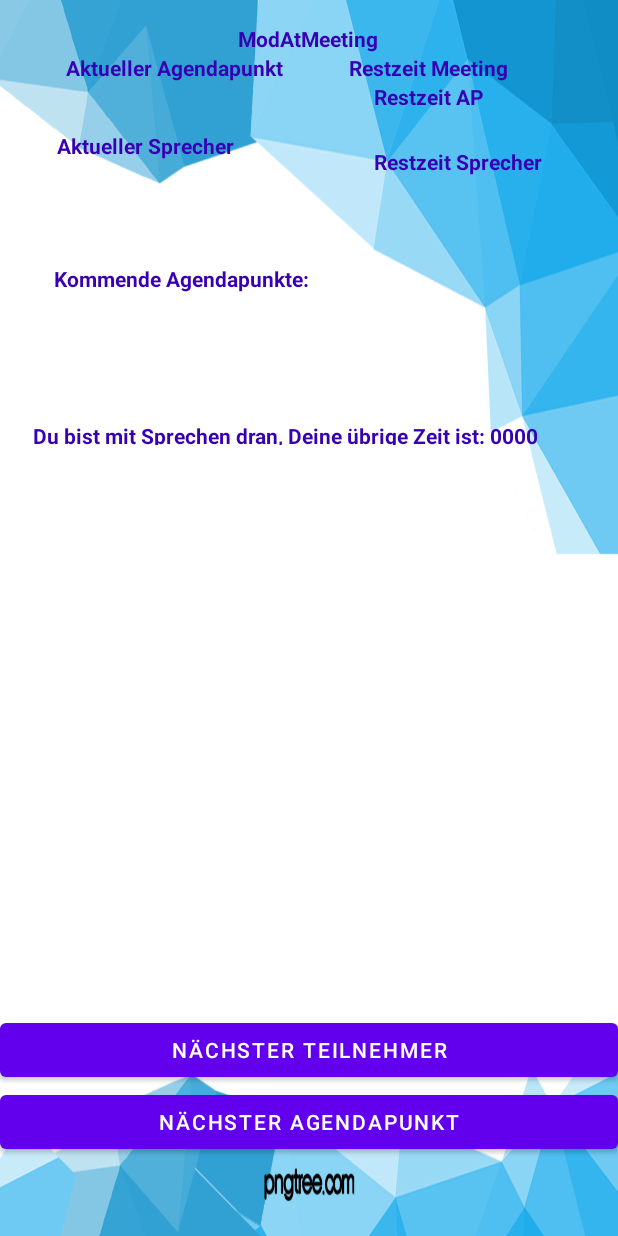
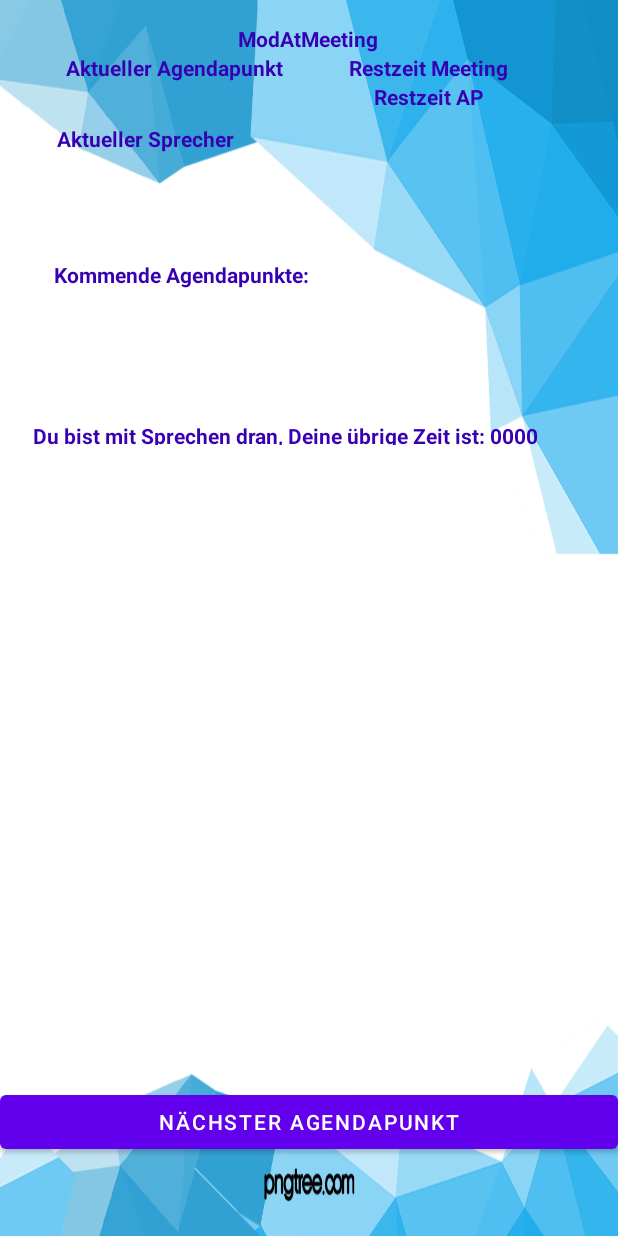
Before and after one commit to StudentM3k1/MeetingModerator, an Android app: the layout act_mod_at_meeting.xml on its own in the app's theme, with its tools: preview values and no code run, on a phone screen of 412 x 824 dp. Run offline under Robolectric (Android 15) with nearby library versions, the phone set to English and light mode, and no system bars.

Commit message:
Bughunting & Meetingablauf impl

```diff
--- a/App/app/src/main/AndroidManifest.xml
+++ b/App/app/src/main/AndroidManifest.xml
@@ -23,6 +23,7 @@
         <activity android:name=".activities.Act_addParticipant"/>
         <activity android:name=".activities.Act_Agenda"/>
         <activity android:name=".activities.Act_CreateMeeting"/>
+        <activity android:name=".activities.Act_MeetingBeendet"/>
         <activity android:name=".activities.Act_MeetingSettings"/>
         <activity android:name=".activities.Act_ModAtMeeting"/>
         <activity android:name=".activities.Act_ModPreMeeting"/>
@@ -30,9 +31,6 @@
         <activity android:name=".activities.Act_VoyAtMeeting"/>
         <activity android:name=".activities.Act_Welcome"/>
 
-
-
-
     </application>
 
 </manifest>
--- a/App/app/src/main/java/de/iubh/meetingmoderatorapp/activities/Act_MeetingBeendet.java
+++ b/App/app/src/main/java/de/iubh/meetingmoderatorapp/activities/Act_MeetingBeendet.java
@@ -13,7 +13,7 @@ public class Act_MeetingBeendet extends AppCompatActivity {
     @Override
     protected void onCreate(Bundle savedInstanceState) {
         super.onCreate(savedInstanceState);
-        setContentView(R.layout.act_id_eingabe);
+        setContentView(R.layout.act_meeting_beendet);
         AndroidThreeTen.init(this);
 
 
--- a/App/app/src/main/java/de/iubh/meetingmoderatorapp/activities/Act_VoyAtMeeting.java
+++ b/App/app/src/main/java/de/iubh/meetingmoderatorapp/activities/Act_VoyAtMeeting.java
@@ -12,7 +12,7 @@ public class Act_VoyAtMeeting extends AppCompatActivity {
     @Override
     protected void onCreate(Bundle savedInstanceState) {
         super.onCreate(savedInstanceState);
-        setContentView(R.layout.act_parti_at_meeting);
+        setContentView(R.layout.act_voy_at_meeting);
         AndroidThreeTen.init(this);
 
 
--- a/App/app/src/main/res/layout/act_mod_at_meeting.xml
+++ b/App/app/src/main/res/layout/act_mod_at_meeting.xml
@@ -22,7 +22,7 @@
         app:layout_constraintTop_toTopOf="parent" />
 
     <TextView
-        android:id="@+id/aktuAPMod"
+        android:id="@+id/txtAktuAPMod"
         android:layout_width="wrap_content"
         android:layout_height="wrap_content"
         android:text="Aktueller Agendapunkt"
@@ -42,10 +42,9 @@
         android:textColor="@color/design_default_color_primary_variant"
         android:textSize="14sp"
         android:textStyle="bold"
-        app:layout_constraintBottom_toBottomOf="@+id/txtModVerbleibendeSprechZeit"
-        app:layout_constraintEnd_toEndOf="@+id/aktuAPMod"
-        app:layout_constraintStart_toStartOf="@+id/aktuAPMod"
-        app:layout_constraintTop_toBottomOf="@+id/aktuAPMod" />
+        app:layout_constraintEnd_toEndOf="@+id/txtAktuAPMod"
+        app:layout_constraintStart_toStartOf="@+id/txtAktuAPMod"
+        app:layout_constraintTop_toBottomOf="@+id/txtAktuAPMod" />
 
     <TextView
         android:id="@+id/txtModVerbleibendeGesamtzeit"
@@ -71,22 +70,8 @@
         app:layout_constraintStart_toStartOf="@+id/txtModVerbleibendeGesamtzeit"
         app:layout_constraintTop_toBottomOf="@+id/txtModVerbleibendeGesamtzeit" />
 
-    <TextView
-        android:id="@+id/txtModVerbleibendeSprechZeit"
-        android:layout_width="wrap_content"
-        android:layout_height="wrap_content"
-        android:layout_marginTop="24dp"
-        android:text="Restzeit Sprecher"
-        android:textColor="@color/design_default_color_primary_variant"
-        android:textSize="14sp"
-        android:textStyle="bold"
-        app:layout_constraintHorizontal_bias="0.0"
-        app:layout_constraintEnd_toEndOf="@+id/txtModVerbleibendeAPZeit"
-        app:layout_constraintStart_toStartOf="@+id/txtModVerbleibendeAPZeit"
-        app:layout_constraintTop_toBottomOf="@+id/txtModVerbleibendeAPZeit" />
-
     <Button
-        android:id="@+id/btnModSprechenBeenden"
+        android:id="@+id/btnModNExt"
         android:layout_width="match_parent"
         android:layout_height="wrap_content"
         android:layout_marginBottom="52dp"
@@ -96,22 +81,12 @@
         app:layout_constraintHorizontal_bias="1.0"
         app:layout_constraintStart_toStartOf="parent" />
 
-    <Button
-        android:id="@+id/btnModSprechenStarten"
-        android:layout_width="match_parent"
-        android:layout_height="wrap_content"
-        android:text="nächster Teilnehmer"
-        app:layout_constraintBottom_toTopOf="@+id/btnModSprechenBeenden"
-        app:layout_constraintEnd_toEndOf="parent"
-        app:layout_constraintHorizontal_bias="0.0"
-        app:layout_constraintStart_toStartOf="parent" />
-
     <androidx.recyclerview.widget.RecyclerView
-        android:id="@+id/recyPartiPreMeetingMod"
+        android:id="@+id/recyAPModAtMeeting"
         android:layout_width="367dp"
         android:layout_height="331dp"
         android:layout_marginBottom="60dp"
-        app:layout_constraintBottom_toTopOf="@+id/btnModSprechenBeenden"
+        app:layout_constraintBottom_toTopOf="@+id/btnModNExt"
         app:layout_constraintEnd_toEndOf="parent"
         app:layout_constraintHorizontal_bias="0.454"
         app:layout_constraintStart_toStartOf="parent" />
@@ -139,7 +114,7 @@
         android:textColor="@color/design_default_color_primary_variant"
         android:textSize="14sp"
         android:textStyle="bold"
-        app:layout_constraintBottom_toTopOf="@+id/recyPartiPreMeetingMod"
+        app:layout_constraintBottom_toTopOf="@+id/recyAPModAtMeeting"
         app:layout_constraintEnd_toEndOf="parent"
         app:layout_constraintHorizontal_bias="0.478"
         app:layout_constraintStart_toStartOf="parent" />
@@ -151,6 +126,6 @@
         android:orientation="vertical"
         app:layout_constraintEnd_toEndOf="parent"
         app:layout_constraintStart_toStartOf="parent"
-        app:layout_constraintTop_toBottomOf="@+id/btnModSprechenBeenden"></LinearLayout>
+        app:layout_constraintTop_toBottomOf="@+id/btnModNExt"></LinearLayout>
 
 </androidx.constraintlayout.widget.ConstraintLayout>
--- a/App/app/src/main/res/layout/act_welcome_scree.xml
+++ b/App/app/src/main/res/layout/act_welcome_scree.xml
@@ -22,7 +22,7 @@
 
     <androidx.recyclerview.widget.RecyclerView
         android:id="@+id/recyTeilnehmerliste"
-        android:layout_width="361dp"
+        android:layout_width="0dp"
         android:layout_height="wrap_content"
         app:layout_constraintBottom_toBottomOf="parent"
         app:layout_constraintEnd_toEndOf="parent"
```
Also changed, not shown: App/app/src/main/java/de/iubh/meetingmoderatorapp/activities/Act_IDEingabe.java (+11 -9 lines), App/app/src/main/java/de/iubh/meetingmoderatorapp/activities/Act_ModAtMeeting.java (+46 -69 lines), App/app/src/main/java/de/iubh/meetingmoderatorapp/activities/Act_ModPreMeeting.java (+10 -16 lines), App/app/src/main/java/de/iubh/meetingmoderatorapp/activities/Act_PartiAtMeeting.java (+73 -60 lines), App/app/src/main/java/de/iubh/meetingmoderatorapp/activities/Act_Welcome.java (+8 -2 lines), App/app/src/main/java/de/iubh/meetingmoderatorapp/controller/HTTPClient.java (+4 -4 lines), App/app/src/main/java/de/iubh/meetingmoderatorapp/controller/MeetingHelper.java (+8 -5 lines), App/app/src/main/res/layout/act_mod_pre_meeting.xml (+7 -7 lines), App/app/src/main/res/layout/act_parti_at_meeting.xml (+9 -23 lines).
